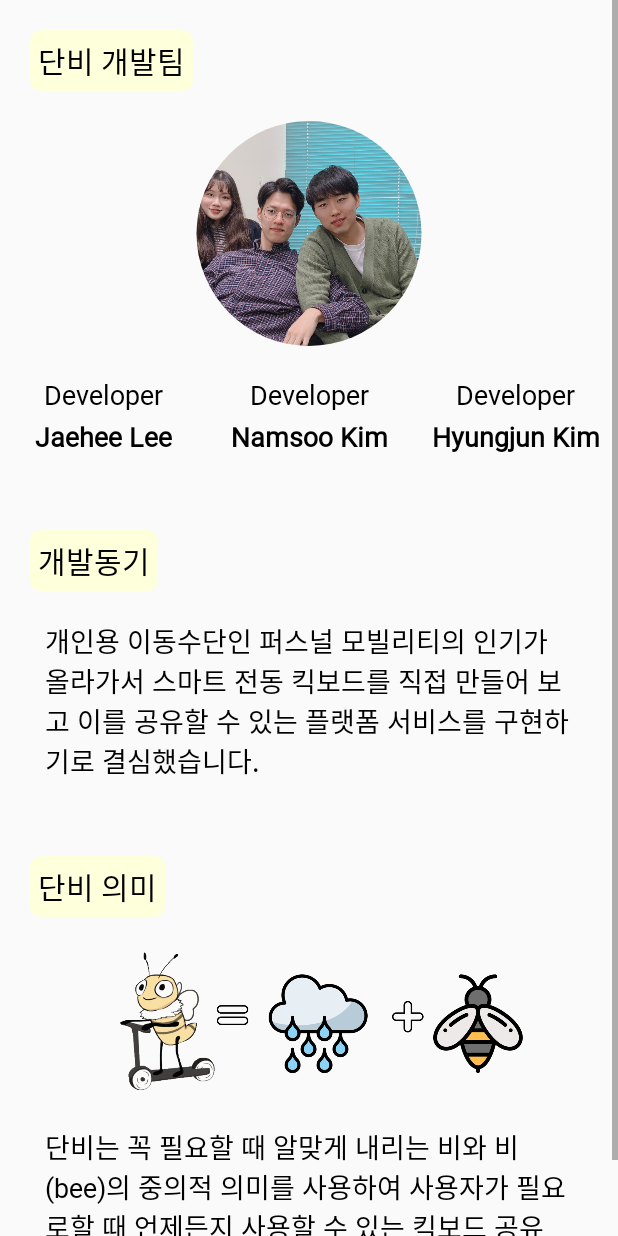
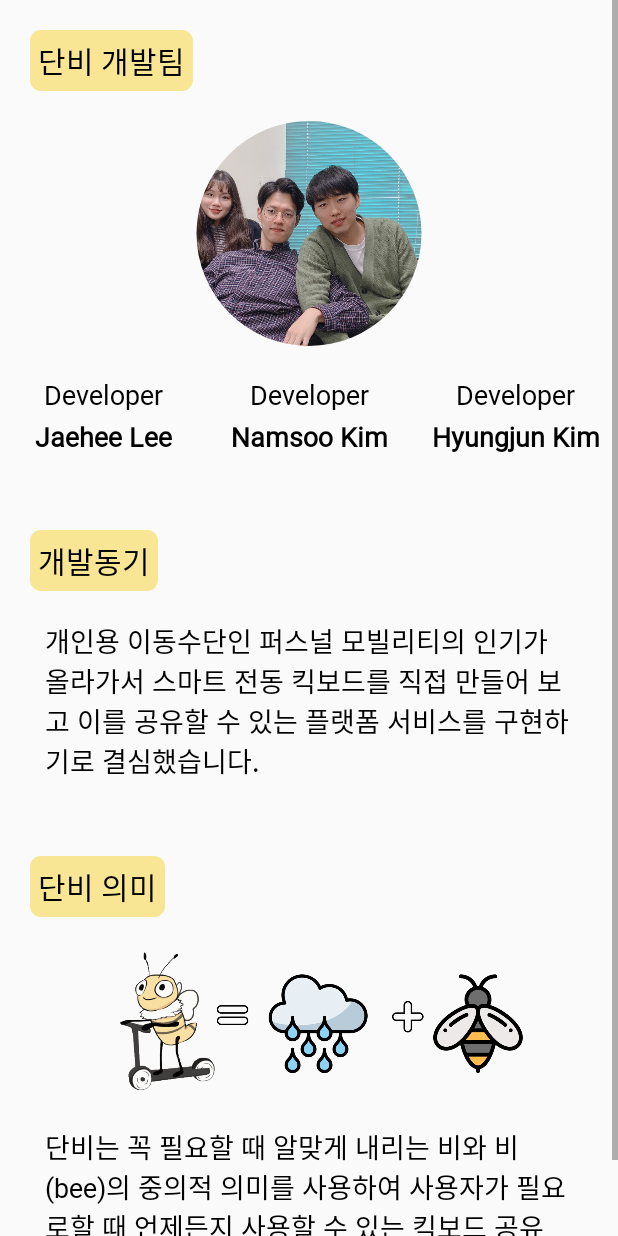
Before and after one commit to SKHU-CSE/DanBee, an Android app: the DanbeeActivity screen opened directly, with no data from a screen before it, on a phone screen of 412 x 824 dp. Run offline under Robolectric (Android 15) with nearby library versions, the phone set to English and light mode, and no system bars; plain views replace RoundedImageView.

Commit message:
색변경, 로그인 수정

```diff
--- a/app/src/main/java/danbee/com/LoginActivity.java
+++ b/app/src/main/java/danbee/com/LoginActivity.java
@@ -206,7 +206,7 @@ public class LoginActivity extends AppCompatActivity {
             UserInfo.info.setLoginState(true);
 
             Toast toast = Toast.makeText(this, "반갑습니다. " + userid + " 님", Toast.LENGTH_LONG);
-            toast.setGravity(Gravity.BOTTOM, 0, 0);
+            toast.setGravity(Gravity.BOTTOM|Gravity.CENTER_HORIZONTAL, 0, 200);
             toast.show();
 
             AutoLoginDbHelper.openDatabase(activity, "auto");
--- a/app/src/main/res/drawable/background_light_yellow.xml
+++ b/app/src/main/res/drawable/background_light_yellow.xml
@@ -5,7 +5,7 @@
         android:width="0dp"
         android:color="#00000000"/>
     <solid
-        android:color="#feffdb">
+        android:color="#F9E695">
     </solid>
     <corners android:radius="7dp"/>
 
--- a/app/src/main/res/layout/activity_main.xml
+++ b/app/src/main/res/layout/activity_main.xml
@@ -57,11 +57,11 @@
     </android.support.v7.widget.CardView>
     <ImageButton
         android:id="@+id/main_gps_imageButton"
-        android:layout_width="70dp"
-        android:layout_height="70dp"
+        android:layout_width="80dp"
+        android:layout_height="80dp"
         android:padding="5dp"
         android:layout_gravity="bottom|right"
-        android:layout_marginBottom="150dp"
+        android:layout_marginBottom="130dp"
         android:layout_marginRight="50dp"
         android:src="@drawable/refresh"
         android:scaleType="fitXY"
```
